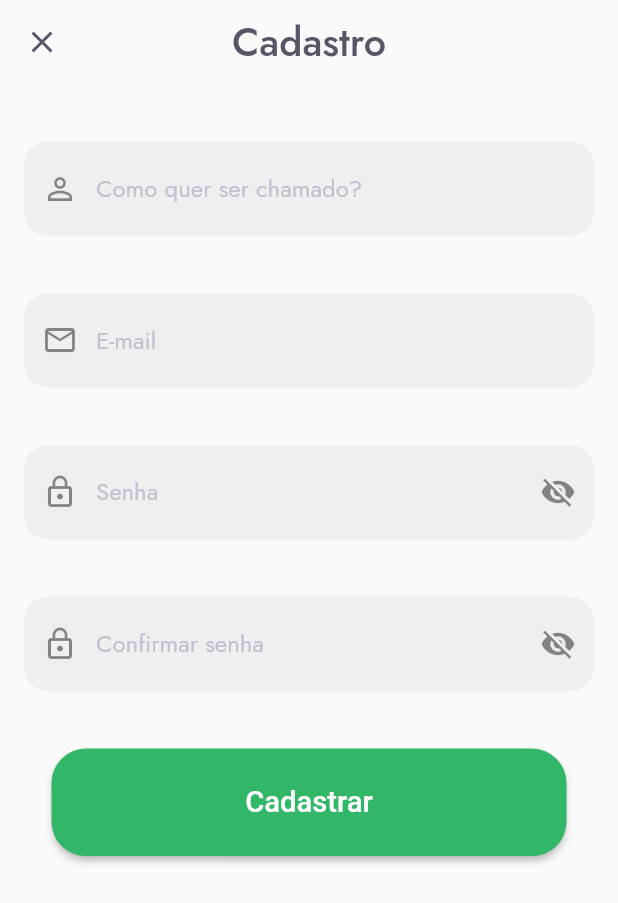
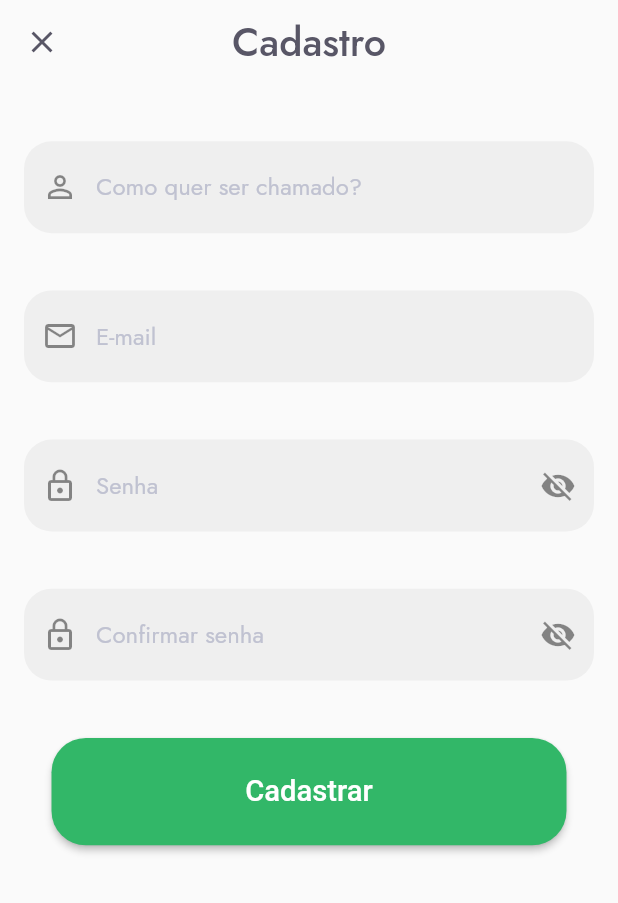
Before and after one commit to luisgustavoo/onde-gastei-app, a Flutter app: the screen it shows after launch, after a tap on "Cadastre-se", on a phone screen of 412 x 824 dp. Shown: the top 903 px of the screen. Run offline on Flutter 3.47's test engine with Material 2 defaults, Android fonts, the phone set to English and light mode, and no system bars; our stand-ins replace firebase_core, firebase_remote_config, flutter_dotenv, flutter_screenutil, flutter_secure_storage, google_fonts and 1 more; accounts and stored records are empty.

Commit message:
Adicioando/Configurando Firebase ao projeto

```diff
--- a/lib/app/app.dart
+++ b/lib/app/app.dart
@@ -44,6 +44,7 @@ class App extends StatelessWidget {
           ),
         ],
         child: MaterialApp(
+          debugShowCheckedModeBanner: false,
           title: UiConfig.title,
           initialRoute: '/splash',
           theme: UiConfig.theme,
--- /dev/null
+++ b/lib/app/core/application_start_config.dart
@@ -0,0 +1,15 @@
+import 'package:firebase_core/firebase_core.dart';
+import 'package:flutter/material.dart';
+import 'package:onde_gastei_app/helpers/environments.dart';
+
+class ApplicationStartConfig {
+  Future<void> congifureApp() async {
+    WidgetsFlutterBinding.ensureInitialized();
+    await _firebaseConfig();
+    await _loadEnvs();
+  }
+
+  Future<void> _firebaseConfig() async => Firebase.initializeApp();
+
+  Future<void> _loadEnvs() async => Environments.loadEnvs();
+}
--- a/lib/app/core/ui/logo.dart
+++ b/lib/app/core/ui/logo.dart
@@ -13,25 +13,37 @@ class Logo extends StatelessWidget {
         Text(
           'Onde',
           style: TextStyle(
-            fontSize: 40.sp,
+            fontSize: 45.sp,
             color: context.primaryColor,
             fontWeight: FontWeight.bold,
+            height: 0.999.h,
+          ),
+          textHeightBehavior: const TextHeightBehavior(
+            leadingDistribution: TextLeadingDistribution.even,
           ),
         ),
         Text(
           '?',
           style: TextStyle(
-            fontSize: 72.sp,
+            fontSize: 85.sp,
             color: context.primaryColor,
             fontWeight: FontWeight.bold,
+            height: 0.8.h,
+          ),
+          textHeightBehavior: const TextHeightBehavior(
+            leadingDistribution: TextLeadingDistribution.even,
           ),
         ),
         Text(
           'Gastei',
           style: TextStyle(
-            fontSize: 36.sp,
+            fontSize: 45.sp,
             color: context.primaryColor,
             fontWeight: FontWeight.bold,
+            height: 0.8.h,
+          ),
+          textHeightBehavior: const TextHeightBehavior(
+            leadingDistribution: TextLeadingDistribution.even,
           ),
         ),
       ],
--- a/lib/app/core/ui/ui_config.dart
+++ b/lib/app/core/ui/ui_config.dart
@@ -25,7 +25,7 @@ class UiConfig {
           titleTextStyle: GoogleFonts.jost(
             color: const Color(0xFF585666),
             fontSize: 23.sp,
-            fontWeight: FontWeight.w500
+            fontWeight: FontWeight.w500,
           ),
           centerTitle: true,
         ),
@@ -57,14 +57,14 @@ class UiConfig {
             floatingLabelBehavior: FloatingLabelBehavior.never,
             fillColor: const Color(0xFFEFEFEF),
             filled: true,
-          labelStyle: const TextStyle(
-            color: Color(0xFFC0C2D1),
-            fontSize: 12,
+            labelStyle: TextStyle(
+              color: const Color(0xFFC0C2D1),
+              fontSize: 12.sp,
             ),
             border: OutlineInputBorder(
-            borderRadius: BorderRadius.circular(16),
+              borderRadius: BorderRadius.circular(16.r),
               borderSide: BorderSide.none,
             ),
-        ),
+            contentPadding: EdgeInsets.symmetric(vertical: 16.h)),
       );
 }
--- a/lib/app/modules/auth/page/login_page.dart
+++ b/lib/app/modules/auth/page/login_page.dart
@@ -15,6 +15,7 @@ class LoginPage extends StatefulWidget {
 
 class _LoginPageState extends State<LoginPage> {
   final _formKey = GlobalKey<FormState>();
+
   //final _emailKey = GlobalKey<FormFieldState>();
   //final _passwordKey = GlobalKey<FormFieldState>();
 
@@ -31,11 +32,11 @@ class _LoginPageState extends State<LoginPage> {
             child: Column(
               children: [
                 SizedBox(
-                  height: 100.h,
+                  height: 128.h,
                 ),
                 const Logo(),
                 SizedBox(
-                  height: 60.h,
+                  height: 64.h,
                 ),
                 Form(
                   key: _formKey,
@@ -53,7 +54,7 @@ class _LoginPageState extends State<LoginPage> {
                             }
 
                             if (!value.contains('@')) {
-                              return 'Email inválirdo';
+                              return 'Email inválido';
                             }
                           }
                         },
@@ -84,11 +85,16 @@ class _LoginPageState extends State<LoginPage> {
                         mainAxisAlignment: MainAxisAlignment.end,
                         children: [
                           TextButton(
-                            onPressed: () {},
+                            style: ElevatedButton.styleFrom(
+                              minimumSize: Size.zero,
+                              padding: const EdgeInsets.all(5),
+                              tapTargetSize: MaterialTapTargetSize.shrinkWrap,
+                            ),
                             child: Text(
                               'Esqueceu a senha?',
                               style: TextStyle(fontSize: 12.sp),
                             ),
+                            onPressed: () {},
                           ),
                         ],
                       ),
@@ -111,6 +117,11 @@ class _LoginPageState extends State<LoginPage> {
                         height: 32.h,
                       ),
                       TextButton(
+                        style: ElevatedButton.styleFrom(
+                          minimumSize: Size.zero,
+                          padding: const EdgeInsets.all(5),
+                          tapTargetSize: MaterialTapTargetSize.shrinkWrap,
+                        ),
                         onPressed: () {
                           Navigator.of(context).pushNamed('/register');
                         },
--- a/lib/app/modules/auth/page/register_page.dart
+++ b/lib/app/modules/auth/page/register_page.dart
@@ -20,7 +20,7 @@ class _RegisterPageState extends State<RegisterPage> {
         leading: IconButton(
           splashRadius: 20,
           icon: const Icon(Icons.close),
-          onPressed: () {
+            onPressed: () {
             if (Navigator.of(context).canPop()) {
               Navigator.of(context).pop();
             }
--- a/lib/app/modules/auth/repositories/auth_repository.dart
+++ b/lib/app/modules/auth/repositories/auth_repository.dart
@@ -1,3 +1,5 @@
 class AuthRepository {
-
+  void teste() {
+    var a = 1;
+  }
 }
--- /dev/null
+++ b/lib/helpers/environments.dart
@@ -0,0 +1,23 @@
+import 'package:firebase_remote_config/firebase_remote_config.dart';
+import 'package:flutter/foundation.dart';
+import 'package:flutter_dotenv/flutter_dotenv.dart';
+
+class Environments {
+  Environments._();
+
+  static String? param(String paramName) {
+    if (kReleaseMode) {
+      return RemoteConfig.instance.getString(paramName);
+    } else {
+      return dotenv.env[paramName];
+    }
+  }
+
+  static Future<void> loadEnvs() async {
+    if (kReleaseMode) {
+      await RemoteConfig.instance.fetchAndActivate();
+    } else {
+      await dotenv.load();
+    }
+  }
+}
--- a/lib/main.dart
+++ b/lib/main.dart
@@ -1,6 +1,8 @@
 import 'package:flutter/material.dart';
 import 'package:onde_gastei_app/app/app.dart';
+import 'package:onde_gastei_app/app/core/application_start_config.dart';
 
-void main() {
+Future<void> main() async {
+  await ApplicationStartConfig().congifureApp();
   runApp(const App());
 }
```
Also changed, not shown: pubspec.yaml (+5 -2 lines), pubspec.lock, 7 other files. Lines whose indentation alone changed are shown as unchanged.
